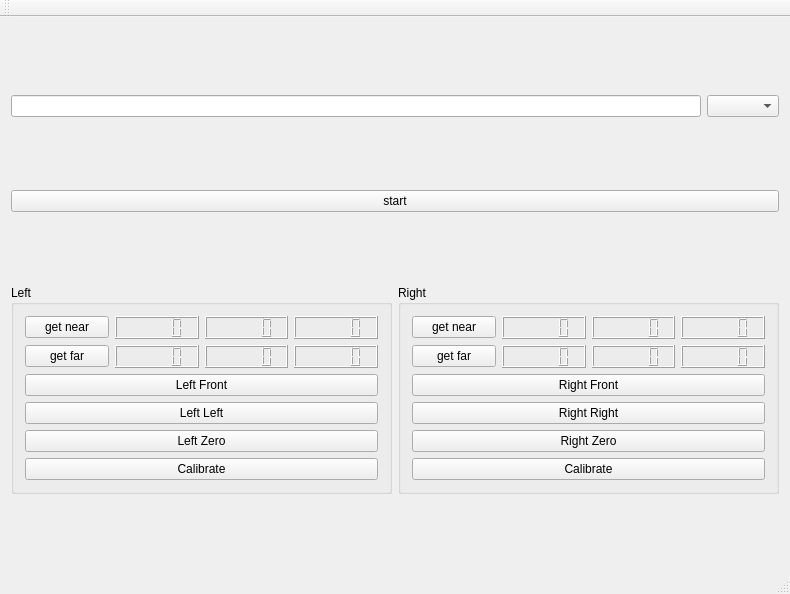
This is mainwindow.ui in janisozaur/inz_stickman as Qt 5 draws it before an edit. The edited form follows.
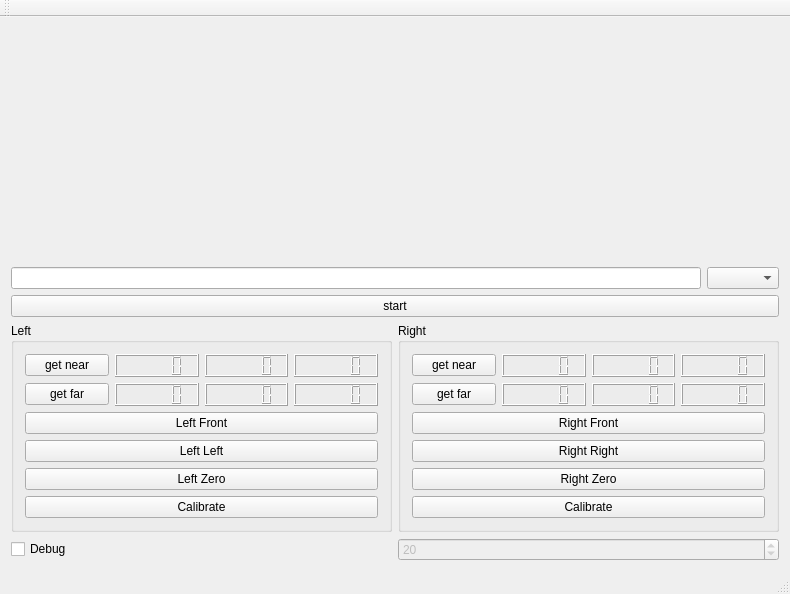
This is the edited form. Custom widgets are drawn as their Qt base class.

Commit message: make glwidget more static (add it in design mode), add runtime debug output management

Diff of the .ui file:
```diff
--- a/mainwindow.ui
+++ b/mainwindow.ui
@@ -20,6 +20,9 @@
       <property name="sizeConstraint">
        <enum>QLayout::SetMinimumSize</enum>
       </property>
+      <item>
+       <widget class="GLWidget" name="displayWidget" native="true"/>
+      </item>
      </layout>
     </item>
     <item>
@@ -212,6 +215,39 @@
       </item>
      </layout>
     </item>
+    <item>
+     <layout class="QHBoxLayout" name="horizontalLayout_2">
+      <item>
+       <widget class="QCheckBox" name="debugEnableCheckBox">
+        <property name="toolTip">
+         <string>Log debug data</string>
+        </property>
+        <property name="text">
+         <string>Debug</string>
+        </property>
+       </widget>
+      </item>
+      <item>
+       <widget class="QSpinBox" name="debugIntervalSpinBox">
+        <property name="enabled">
+         <bool>false</bool>
+        </property>
+        <property name="toolTip">
+         <string>Show sample data every ... samples</string>
+        </property>
+        <property name="minimum">
+         <number>1</number>
+        </property>
+        <property name="maximum">
+         <number>100</number>
+        </property>
+        <property name="value">
+         <number>20</number>
+        </property>
+       </widget>
+      </item>
+     </layout>
+    </item>
    </layout>
   </widget>
   <widget class="QMenuBar" name="menuBar">
@@ -235,6 +271,18 @@
   <widget class="QStatusBar" name="statusBar"/>
  </widget>
  <layoutdefault spacing="6" margin="11"/>
+ <customwidgets>
+  <customwidget>
+   <class>GLWidget</class>
+   <extends>QWidget</extends>
+   <header>glwidget.h</header>
+   <container>1</container>
+   <slots>
+    <slot>toggleDebugEnable(bool)</slot>
+    <slot>setDebugInterval(int)</slot>
+   </slots>
+  </customwidget>
+ </customwidgets>
  <resources/>
  <connections/>
 </ui>
```
Left out of the diff: 51 changed lines with no effect on the pictures. The commit also changes 4 other files.
